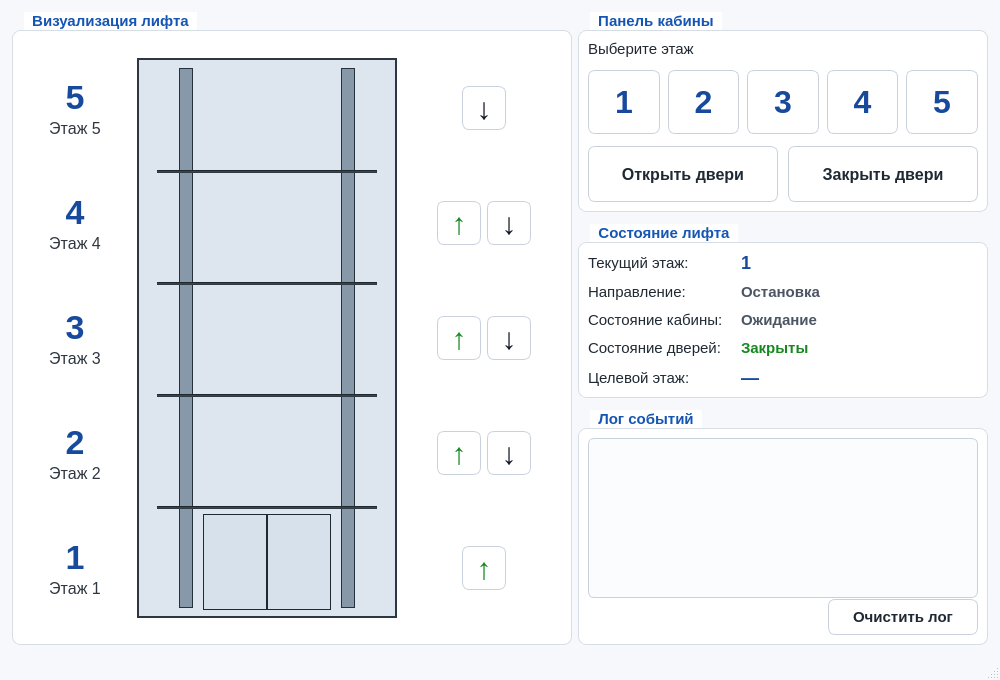
Above: mainwindow.ui from aleksei-manikhin/sem2_lab_05_OOP before the change. Below: the same form after it.
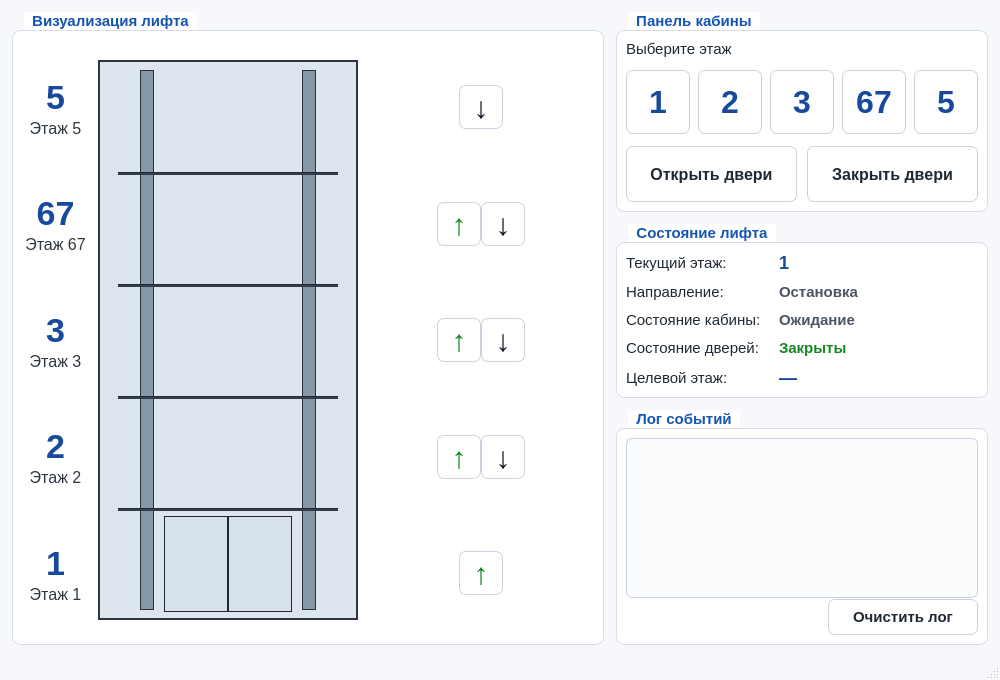
That is the form after the change.

What changed in the file:
```diff
--- a/mainwindow.ui
+++ b/mainwindow.ui
@@ -289,19 +289,6 @@
         <number>0</number>
        </property>
        <item row="0" column="0">
-        <widget class="QWidget" name="floorInfoWidget5">
-         <property name="minimumSize">
-         <size>
-          <width>100</width>
-          <height>112</height>
-         </size>
-        </property>
-        <property name="maximumSize">
-         <size>
-          <width>16777215</width>
-          <height>112</height>
-         </size>
-        </property>
          <layout class="QVBoxLayout" name="floorInfoLayout5">
           <property name="spacing">
            <number>2</number>
@@ -353,22 +340,8 @@
            </spacer>
           </item>
          </layout>
-        </widget>
        </item>
        <item row="1" column="0">
-        <widget class="QWidget" name="floorInfoWidget4">
-         <property name="minimumSize">
-         <size>
-          <width>100</width>
-          <height>112</height>
-         </size>
-        </property>
-        <property name="maximumSize">
-         <size>
-          <width>16777215</width>
-          <height>112</height>
-         </size>
-        </property>
          <layout class="QVBoxLayout" name="floorInfoLayout4">
           <property name="spacing">
            <number>2</number>
@@ -389,7 +362,7 @@
           <item>
            <widget class="QLabel" name="floorNumberLabel4">
             <property name="text">
-             <string>4</string>
+            <string>67</string>
             </property>
             <property name="alignment">
              <set>Qt::AlignCenter</set>
@@ -399,7 +372,7 @@
           <item>
            <widget class="QLabel" name="floorCaptionLabel4">
             <property name="text">
-             <string>Этаж 4</string>
+            <string>Этаж 67</string>
             </property>
             <property name="alignment">
              <set>Qt::AlignCenter</set>
@@ -420,22 +393,8 @@
            </spacer>
           </item>
          </layout>
-        </widget>
        </item>
        <item row="2" column="0">
-        <widget class="QWidget" name="floorInfoWidget3">
-         <property name="minimumSize">
-         <size>
-          <width>100</width>
-          <height>112</height>
-         </size>
-        </property>
-        <property name="maximumSize">
-         <size>
-          <width>16777215</width>
-          <height>112</height>
-         </size>
-        </property>
          <layout class="QVBoxLayout" name="floorInfoLayout3">
           <property name="spacing">
            <number>2</number>
@@ -487,22 +446,8 @@
            </spacer>
           </item>
          </layout>
-        </widget>
        </item>
        <item row="3" column="0">
-        <widget class="QWidget" name="floorInfoWidget2">
-         <property name="minimumSize">
-         <size>
-          <width>100</width>
-          <height>112</height>
-         </size>
-        </property>
-        <property name="maximumSize">
-         <size>
-          <width>16777215</width>
-          <height>112</height>
-         </size>
-        </property>
          <layout class="QVBoxLayout" name="floorInfoLayout2">
           <property name="spacing">
            <number>2</number>
@@ -554,22 +499,8 @@
            </spacer>
           </item>
          </layout>
-        </widget>
        </item>
        <item row="4" column="0">
-        <widget class="QWidget" name="floorInfoWidget1">
-         <property name="minimumSize">
-         <size>
-          <width>100</width>
-          <height>112</height>
-         </size>
-        </property>
-        <property name="maximumSize">
-         <size>
-          <width>16777215</width>
-          <height>112</height>
-         </size>
-        </property>
          <layout class="QVBoxLayout" name="floorInfoLayout1">
           <property name="spacing">
            <number>2</number>
@@ -621,7 +552,6 @@
            </spacer>
           </item>
          </layout>
-        </widget>
        </item>
        <item row="0" column="1" rowspan="5">
         <widget class="QFrame" name="shaftFrame">
@@ -796,19 +726,6 @@
         </widget>
        </item>
        <item row="0" column="2">
-        <widget class="QWidget" name="callButtonsWidget5">
-         <property name="minimumSize">
-         <size>
-          <width>130</width>
-          <height>112</height>
-         </size>
-        </property>
-        <property name="maximumSize">
-         <size>
-          <width>16777215</width>
-          <height>112</height>
-         </size>
-        </property>
          <layout class="QHBoxLayout" name="callButtonsLayout5">
           <item>
            <spacer name="callLeftSpacer5">
@@ -853,22 +770,8 @@
            </spacer>
           </item>
          </layout>
-        </widget>
        </item>
        <item row="1" column="2">
-        <widget class="QWidget" name="callButtonsWidget4">
-         <property name="minimumSize">
-         <size>
-          <width>130</width>
-          <height>112</height>
-         </size>
-        </property>
-        <property name="maximumSize">
-         <size>
-          <width>16777215</width>
-          <height>112</height>
-         </size>
-        </property>
          <layout class="QHBoxLayout" name="callButtonsLayout4">
           <item>
            <spacer name="callLeftSpacer4">
@@ -929,22 +832,8 @@
            </spacer>
           </item>
          </layout>
-        </widget>
        </item>
        <item row="2" column="2">
-        <widget class="QWidget" name="callButtonsWidget3">
-         <property name="minimumSize">
-         <size>
-          <width>130</width>
-          <height>112</height>
-         </size>
-        </property>
-        <property name="maximumSize">
-         <size>
-          <width>16777215</width>
-          <height>112</height>
-         </size>
-        </property>
          <layout class="QHBoxLayout" name="callButtonsLayout3">
           <item>
            <spacer name="callLeftSpacer3">
@@ -1005,22 +894,8 @@
            </spacer>
           </item>
          </layout>
-        </widget>
        </item>
        <item row="3" column="2">
-        <widget class="QWidget" name="callButtonsWidget2">
-         <property name="minimumSize">
-         <size>
-          <width>130</width>
-          <height>112</height>
-         </size>
-        </property>
-        <property name="maximumSize">
-         <size>
-          <width>16777215</width>
-          <height>112</height>
-         </size>
-        </property>
          <layout class="QHBoxLayout" name="callButtonsLayout2">
           <item>
            <spacer name="callLeftSpacer2">
@@ -1081,22 +956,8 @@
            </spacer>
           </item>
          </layout>
-        </widget>
        </item>
        <item row="4" column="2">
-        <widget class="QWidget" name="callButtonsWidget1">
-         <property name="minimumSize">
-         <size>
-          <width>130</width>
-          <height>112</height>
-         </size>
-        </property>
-        <property name="maximumSize">
-         <size>
-          <width>16777215</width>
-          <height>112</height>
-         </size>
-        </property>
          <layout class="QHBoxLayout" name="callButtonsLayout1">
           <item>
            <spacer name="callLeftSpacer1">
@@ -1141,25 +1002,11 @@
            </spacer>
           </item>
          </layout>
-        </widget>
        </item>
       </layout>
      </widget>
     </item>
     <item>
-     <widget class="QWidget" name="controlPanel">
-      <property name="sizePolicy">
-       <sizepolicy hsizetype="Preferred" vsizetype="Expanding">
-        <horstretch>2</horstretch>
-        <verstretch>1</verstretch>
-       </sizepolicy>
-      </property>
-      <property name="minimumSize">
-       <size>
-        <width>410</width>
-        <height>620</height>
-       </size>
-      </property>
       <layout class="QVBoxLayout" name="controlPanelLayout">
        <property name="spacing">
         <number>12</number>
@@ -1260,7 +1107,7 @@
                </size>
               </property>
               <property name="text">
-               <string>4</string>
+              <string>67</string>
               </property>
               <property name="checkable">
                <bool>true</bool>
@@ -1489,7 +1336,6 @@
         </widget>
        </item>
       </layout>
-     </widget>
     </item>
    </layout>
   </widget>
```
Left out of the diff: 112 changed lines with no effect on the pictures. Lines whose indentation alone changed are shown as unchanged.
